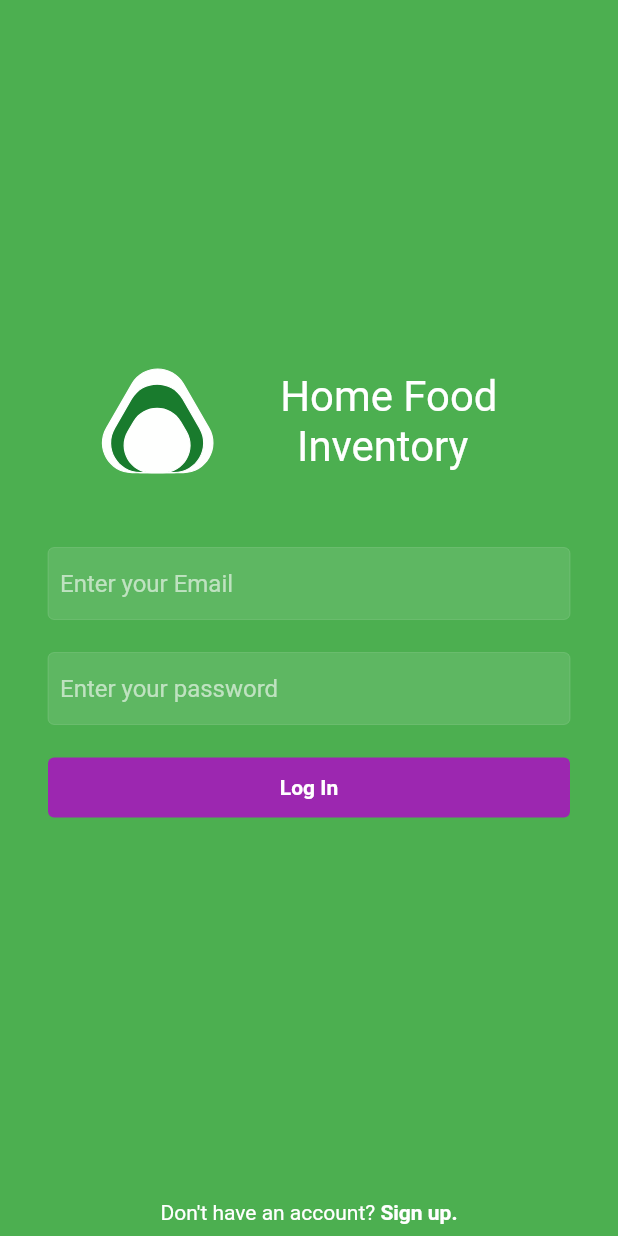
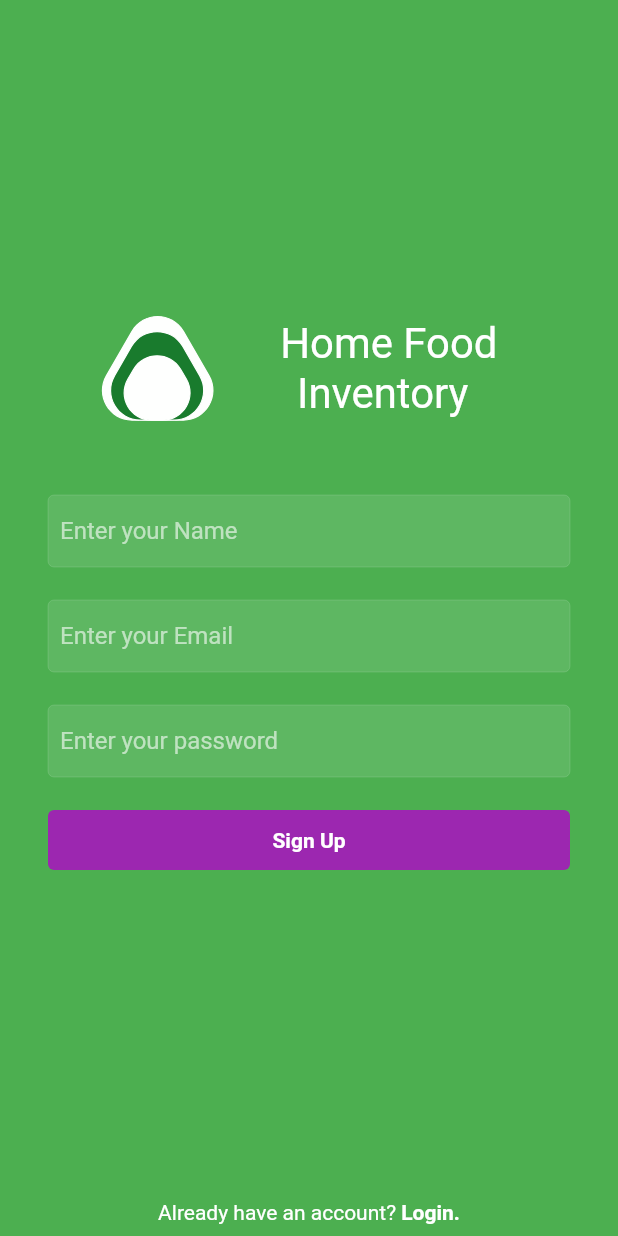
Before and after one commit to gamboal/homefoodinventory, a Flutter app: the screen it shows after launch, after a tap on "Sign up.", on a phone screen of 412 x 824 dp. Run offline on Flutter 3.47's test engine with Material 2 defaults, Android fonts, the phone set to English and light mode, and no system bars; our stand-ins replace cloud_firestore, firebase_auth, firebase_core, firebase_storage, flutter_svg, matcher; accounts and stored records are empty.

Commit message:
Added user data state management

```diff
--- /dev/null
+++ b/lib/Controller/UserProvider.dart
@@ -0,0 +1,18 @@
+import 'package:flutter/material.dart';
+import 'package:home_food_inventory_app/Controller/Authentication.dart';
+import 'package:home_food_inventory_app/Model/UserDetail.dart';
+
+
+
+class UserProvider with ChangeNotifier{
+  UserDetail? _user;
+  final Authentication _authentication = Authentication();
+
+  UserDetail get getUser => _user!;
+
+  Future<void> refreshUser() async{
+    UserDetail user = await _authentication.getUserDetail();
+    _user = user;
+    notifyListeners();
+  }
+}
--- /dev/null
+++ b/lib/Model/UserDetail.dart
@@ -0,0 +1,31 @@
+import 'package:firebase_auth/firebase_auth.dart';
+import 'package:cloud_firestore/cloud_firestore.dart';
+import 'package:flutter/material.dart';
+
+class UserDetail {
+  final String name;
+  final String uid;
+  final String email;
+
+  const UserDetail({
+    required this.name,
+    required this.uid,
+    required this.email,
+  });
+
+  Map<String, dynamic> toJson() => {
+        "name": name,
+        "uid": uid,
+        "email": email,
+      };
+
+  static UserDetail fromSnap(DocumentSnapshot snap) {
+    var snapshot = snap.data() as Map<String, dynamic>;
+
+    return UserDetail(
+      name: snapshot['name'],
+      uid: snapshot['uid'],
+      email: snapshot['email'],
+    );
+  }
+}
--- a/lib/View/LoginScreen.dart
+++ b/lib/View/LoginScreen.dart
@@ -1,6 +1,9 @@
 import 'package:flutter/material.dart';
+import 'package:home_food_inventory_app/Controller/Authentication.dart';
 import 'package:home_food_inventory_app/Controller/TextFieldInput.dart';
 import 'package:flutter_svg/flutter_svg.dart';
+import 'package:home_food_inventory_app/Controller/utils.dart';
+import 'package:home_food_inventory_app/View/SignupScreen.dart';
 
 class LoginScreen extends StatefulWidget {
   LoginScreen({Key? key}) : super(key: key);
@@ -12,12 +15,39 @@ class LoginScreen extends StatefulWidget {
 class _LoginScreenState extends State<LoginScreen> {
   final TextEditingController _emailController = TextEditingController();
   final TextEditingController _passwordController = TextEditingController();
+  bool _isLoading = false;
 
   @override
   void dispose() {
     super.dispose();
     _emailController.dispose();
     _passwordController.dispose();
+  }
+
+  void loginUser() async {
+    setState(() {
+      _isLoading = true;
+    });
+    String res = await Authentication().loginUser(
+      email: _emailController.text,
+      password: _passwordController.text,
+    );
+
+    if (res == "Success") {
+    } else {
+      showSnackBar(res, context);
+    }
+    setState(() {
+      _isLoading = false;
+    });
+  }
+
+    void goToSignup() {
+    Navigator.of(context).push(
+      MaterialPageRoute(
+        builder: (context) => SignupScreen(),
+      ),
+    );
   }
 
   Widget build(BuildContext context) {
@@ -59,7 +89,12 @@ class _LoginScreenState extends State<LoginScreen> {
               ),
               // button login
               InkWell(
-                child: Container(
+                onTap: loginUser,
+                child: _isLoading
+                    ? const Center(
+                        child: CircularProgressIndicator(),
+                      )
+                    : Container(
                         child: const Text(
                           'Log In',
                           style: TextStyle(
@@ -94,7 +129,7 @@ class _LoginScreenState extends State<LoginScreen> {
                     ),
                   ),
                   GestureDetector(
-                    onTap: (){},
+                    onTap: goToSignup,
                     child: Container(
                         child: const Text(
                           "Sign up.",
--- /dev/null
+++ b/lib/View/ScreenSize.dart
@@ -0,0 +1,3 @@
+import 'package:flutter/material.dart';
+
+const webScreenSize = 600;
--- a/lib/View/SignupScreen.dart
+++ b/lib/View/SignupScreen.dart
@@ -1,11 +1,14 @@
+// ignore_for_file: file_names
+
 import 'package:flutter/material.dart';
 import 'package:home_food_inventory_app/Controller/Authentication.dart';
 import 'package:home_food_inventory_app/Controller/TextFieldInput.dart';
 import 'package:flutter_svg/flutter_svg.dart';
-import 'package:home_food_inventory_app/Model/utils.dart';
+import 'package:home_food_inventory_app/Controller/utils.dart';
+import 'package:home_food_inventory_app/View/LoginScreen.dart';
 
 class SignupScreen extends StatefulWidget {
-  SignupScreen({Key? key}) : super(key: key);
+  const SignupScreen({Key? key}) : super(key: key);
 
   @override
   State<SignupScreen> createState() => _SignupScreenState();
@@ -39,8 +42,17 @@ class _SignupScreenState extends State<SignupScreen> {
     });
 
     if (res != 'Success') {
+      // ignore: use_build_context_synchronously
       showSnackBar(res, context);
     }
+  }
+
+    void goToLogin() {
+    Navigator.of(context).push(
+      MaterialPageRoute(
+        builder: (context) => LoginScreen(),
+      ),
+    );
   }
 
   @override
@@ -94,16 +106,6 @@ class _SignupScreenState extends State<SignupScreen> {
               InkWell(
                 onTap: signUpUser,
                 child: Container(
-                  child: _isLoading
-                      ? const Center(
-                          child: CircularProgressIndicator(),
-                        )
-                      : const Text(
-                          'Sign Up',
-                          style: TextStyle(
-                            fontWeight: FontWeight.bold,
-                          ),
-                        ),
                   width: double.infinity,
                   alignment: Alignment.center,
                   padding: const EdgeInsets.symmetric(vertical: 12),
@@ -115,6 +117,16 @@ class _SignupScreenState extends State<SignupScreen> {
                     ),
                     color: Colors.purple,
                   ),
+                  child: _isLoading
+                      ? const Center(
+                          child: CircularProgressIndicator(),
+                        )
+                      : const Text(
+                          'Sign Up',
+                          style: TextStyle(
+                            fontWeight: FontWeight.bold,
+                          ),
+                        ),
                 ),
               ),
               const SizedBox(
@@ -126,22 +138,22 @@ class _SignupScreenState extends State<SignupScreen> {
                 mainAxisAlignment: MainAxisAlignment.center,
                 children: [
                   Container(
-                    child: Text("Don't have an account? "),
                     padding: const EdgeInsets.symmetric(
                       vertical: 8,
                     ),
+                    child: const Text("Already have an account? "),
                   ),
                   GestureDetector(
-                    onTap: signUpUser,
+                    onTap: goToLogin,
                     child: Container(
+                        padding: const EdgeInsets.symmetric(
+                          vertical: 8,
+                        ),
                         child: const Text(
-                          "Sign up.",
+                          "Login.",
                           style: TextStyle(
                             fontWeight: FontWeight.bold,
                           ),
-                        ),
-                        padding: const EdgeInsets.symmetric(
-                          vertical: 8,
                         )),
                   )
                 ],
--- a/lib/main.dart
+++ b/lib/main.dart
@@ -1,7 +1,13 @@
 import 'package:flutter/material.dart';
+import 'package:home_food_inventory_app/Controller/UserProvider.dart';
 import 'package:home_food_inventory_app/View/LoginScreen.dart';
+import 'package:home_food_inventory_app/View/ResponsiveLayout.dart';
 import 'package:home_food_inventory_app/View/SignupScreen.dart';
+import 'package:home_food_inventory_app/View/HomePage.dart';
 import 'package:firebase_core/firebase_core.dart';
+import 'package:firebase_auth/firebase_auth.dart';
+import 'package:provider/provider.dart';
+import 'package:home_food_inventory_app/Model/UserDetail.dart';
 
 Future<void> main() async {
   WidgetsFlutterBinding.ensureInitialized();
@@ -14,13 +20,42 @@ class MyApp extends StatelessWidget {
 
   @override
   Widget build(BuildContext context) {
-    return MaterialApp(
-      debugShowCheckedModeBanner: false,
-      title: 'Home Food Inventory',
-      theme: ThemeData.dark().copyWith(
-        scaffoldBackgroundColor: Colors.green,
+    return MultiProvider(
+      providers: [
+        ChangeNotifierProvider(
+          create: (_) => UserProvider(),
+        ),
+      ],
+      child: MaterialApp(
+        debugShowCheckedModeBanner: false,
+        title: 'Home Food Inventory',
+        theme: ThemeData.dark().copyWith(
+          scaffoldBackgroundColor: Colors.green,
+        ),
+        home: StreamBuilder(
+          stream: FirebaseAuth.instance.authStateChanges(),
+          builder: (context, snapshot) {
+            if (snapshot.connectionState == ConnectionState.active) {
+              if (snapshot.hasData) {
+                return const ResponsiveLayout(
+                  webScreenLayout: HomePage(),
+                  mobileScreenLayout: HomePage(),
+                );
+              } else if (snapshot.hasError) {
+                return Center(
+                  child: Text('${snapshot.error}'),
+                );
+              }
+            }
+            if (snapshot.connectionState == ConnectionState.waiting) {
+              return Center(
+                child: CircularProgressIndicator(),
+              );
+            }
+            return LoginScreen();
+          },
+        ),
       ),
-      home: LoginScreen(),
     );
   }
 }
--- a/pubspec.yaml
+++ b/pubspec.yaml
@@ -32,6 +32,7 @@ dependencies:
 
   flutter_svg: ^1.1.1+1
 
+  provider: ^6.0.3
 
   # The following adds the Cupertino Icons font to your application.
   # Use with the CupertinoIcons class for iOS style icons.
@@ -40,8 +41,6 @@ dependencies:
 dev_dependencies:
   flutter_test:
     sdk: flutter
-
-
 
   #Firebase
   firebase_core: ^1.20.0
```
Also changed, not shown: lib/Controller/Authentication.dart (+48 -13 lines), lib/View/HomePage.dart (added, +28 -0 lines), lib/View/ResponsiveLayout.dart (added, +39 -0 lines), lib/Controller/utils.dart (renamed from lib/Model/utils.dart), pubspec.lock. Lines whose indentation alone changed are shown as unchanged.
